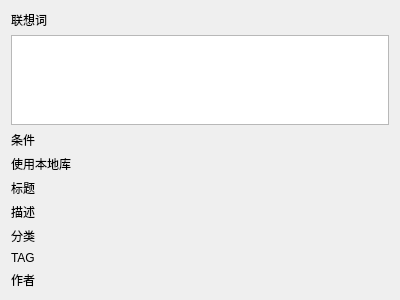
tonquer/picacg-qt, file ui/component/ui_line_edit_help_widget.ui: the form before one commit.
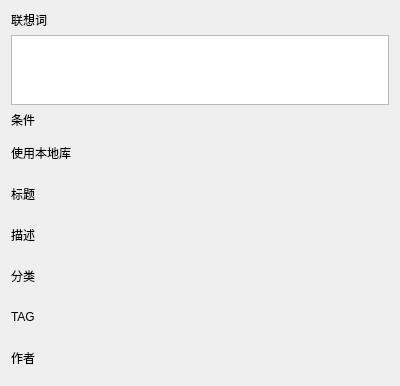
The form after the commit. Custom widgets are drawn as their Qt base class.

What changed in the file:
```diff
--- a/ui/component/ui_line_edit_help_widget.ui
+++ b/ui/component/ui_line_edit_help_widget.ui
@@ -36,13 +36,39 @@
     <layout class="QHBoxLayout" name="horizontalLayout_2">
      <item>
       <widget class="QLabel" name="label_4">
+       <property name="minimumSize">
+        <size>
+         <width>100</width>
+         <height>0</height>
+        </size>
+       </property>
        <property name="text">
         <string>使用本地库</string>
        </property>
       </widget>
      </item>
+     <item alignment="Qt::AlignLeft">
+      <widget class="SwitchButton" name="localWidget" native="true">
+       <property name="minimumSize">
+        <size>
+         <width>75</width>
+         <height>35</height>
+        </size>
+       </property>
+      </widget>
+     </item>
      <item>
-      <widget class="SwitchButton" name="localWidget" native="true"/>
+      <spacer name="horizontalSpacer">
+       <property name="orientation">
+        <enum>Qt::Horizontal</enum>
+       </property>
+       <property name="sizeHint" stdset="0">
+        <size>
+         <width>40</width>
+         <height>20</height>
+        </size>
+       </property>
+      </spacer>
      </item>
     </layout>
    </item>
@@ -50,13 +76,39 @@
     <layout class="QHBoxLayout" name="horizontalLayout_4">
      <item>
       <widget class="QLabel" name="titleLabel">
+       <property name="minimumSize">
+        <size>
+         <width>100</width>
+         <height>0</height>
+        </size>
+       </property>
        <property name="text">
         <string>标题</string>
        </property>
       </widget>
      </item>
      <item>
-      <widget class="SwitchButton" name="titleWidget" native="true"/>
+      <widget class="SwitchButton" name="titleWidget" native="true">
+       <property name="minimumSize">
+        <size>
+         <width>75</width>
+         <height>35</height>
+        </size>
+       </property>
+      </widget>
+     </item>
+     <item>
+      <spacer name="horizontalSpacer_2">
+       <property name="orientation">
+        <enum>Qt::Horizontal</enum>
+       </property>
+       <property name="sizeHint" stdset="0">
+        <size>
+         <width>40</width>
+         <height>20</height>
+        </size>
+       </property>
+      </spacer>
      </item>
     </layout>
    </item>
@@ -64,13 +116,39 @@
     <layout class="QHBoxLayout" name="horizontalLayout_5">
      <item>
       <widget class="QLabel" name="desLabel">
+       <property name="minimumSize">
+        <size>
+         <width>100</width>
+         <height>0</height>
+        </size>
+       </property>
        <property name="text">
         <string>描述</string>
        </property>
       </widget>
      </item>
+     <item alignment="Qt::AlignLeft">
+      <widget class="SwitchButton" name="desWidget" native="true">
+       <property name="minimumSize">
+        <size>
+         <width>75</width>
+         <height>35</height>
+        </size>
+       </property>
+      </widget>
+     </item>
      <item>
-      <widget class="SwitchButton" name="desWidget" native="true"/>
+      <spacer name="horizontalSpacer_3">
+       <property name="orientation">
+        <enum>Qt::Horizontal</enum>
+       </property>
+       <property name="sizeHint" stdset="0">
+        <size>
+         <width>40</width>
+         <height>20</height>
+        </size>
+       </property>
+      </spacer>
      </item>
     </layout>
    </item>
@@ -78,13 +156,39 @@
     <layout class="QHBoxLayout" name="horizontalLayout_3">
      <item>
       <widget class="QLabel" name="categoryLabel">
+       <property name="minimumSize">
+        <size>
+         <width>100</width>
+         <height>0</height>
+        </size>
+       </property>
        <property name="text">
         <string>分类</string>
        </property>
       </widget>
      </item>
+     <item alignment="Qt::AlignLeft">
+      <widget class="SwitchButton" name="categoryWidget" native="true">
+       <property name="minimumSize">
+        <size>
+         <width>75</width>
+         <height>35</height>
+        </size>
+       </property>
+      </widget>
+     </item>
      <item>
-      <widget class="SwitchButton" name="categoryWidget" native="true"/>
+      <spacer name="horizontalSpacer_4">
+       <property name="orientation">
+        <enum>Qt::Horizontal</enum>
+       </property>
+       <property name="sizeHint" stdset="0">
+        <size>
+         <width>40</width>
+         <height>20</height>
+        </size>
+       </property>
+      </spacer>
      </item>
     </layout>
    </item>
@@ -92,13 +196,39 @@
     <layout class="QHBoxLayout" name="horizontalLayout">
      <item>
       <widget class="QLabel" name="tagLabel">
+       <property name="minimumSize">
+        <size>
+         <width>100</width>
+         <height>0</height>
+        </size>
+       </property>
        <property name="text">
         <string>TAG</string>
        </property>
       </widget>
      </item>
+     <item alignment="Qt::AlignLeft">
+      <widget class="SwitchButton" name="tagWidget" native="true">
+       <property name="minimumSize">
+        <size>
+         <width>75</width>
+         <height>35</height>
+        </size>
+       </property>
+      </widget>
+     </item>
      <item>
-      <widget class="SwitchButton" name="tagWidget" native="true"/>
+      <spacer name="horizontalSpacer_5">
+       <property name="orientation">
+        <enum>Qt::Horizontal</enum>
+       </property>
+       <property name="sizeHint" stdset="0">
+        <size>
+         <width>40</width>
+         <height>20</height>
+        </size>
+       </property>
+      </spacer>
      </item>
     </layout>
    </item>
@@ -106,13 +236,39 @@
     <layout class="QHBoxLayout" name="horizontalLayout_6">
      <item>
       <widget class="QLabel" name="authorLabel">
+       <property name="minimumSize">
+        <size>
+         <width>100</width>
+         <height>0</height>
+        </size>
+       </property>
        <property name="text">
         <string>作者</string>
        </property>
       </widget>
      </item>
+     <item alignment="Qt::AlignLeft">
+      <widget class="SwitchButton" name="authorWidget" native="true">
+       <property name="minimumSize">
+        <size>
+         <width>75</width>
+         <height>35</height>
+        </size>
+       </property>
+      </widget>
+     </item>
      <item>
-      <widget class="SwitchButton" name="authorWidget" native="true"/>
+      <spacer name="horizontalSpacer_6">
+       <property name="orientation">
+        <enum>Qt::Horizontal</enum>
+       </property>
+       <property name="sizeHint" stdset="0">
+        <size>
+         <width>40</width>
+         <height>20</height>
+        </size>
+       </property>
+      </spacer>
      </item>
     </layout>
    </item>
```
Left out of the diff: 1 changed line with no effect on the pictures.
